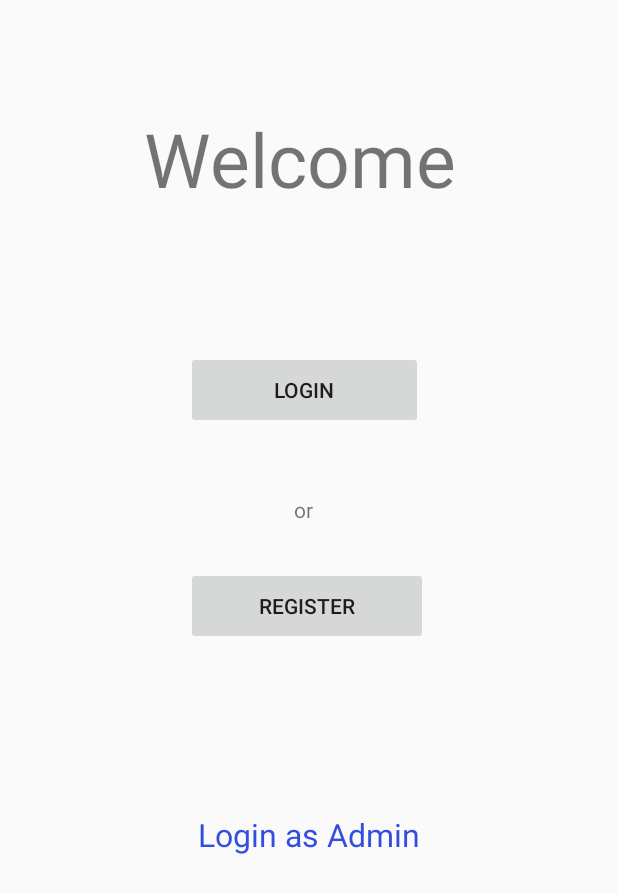
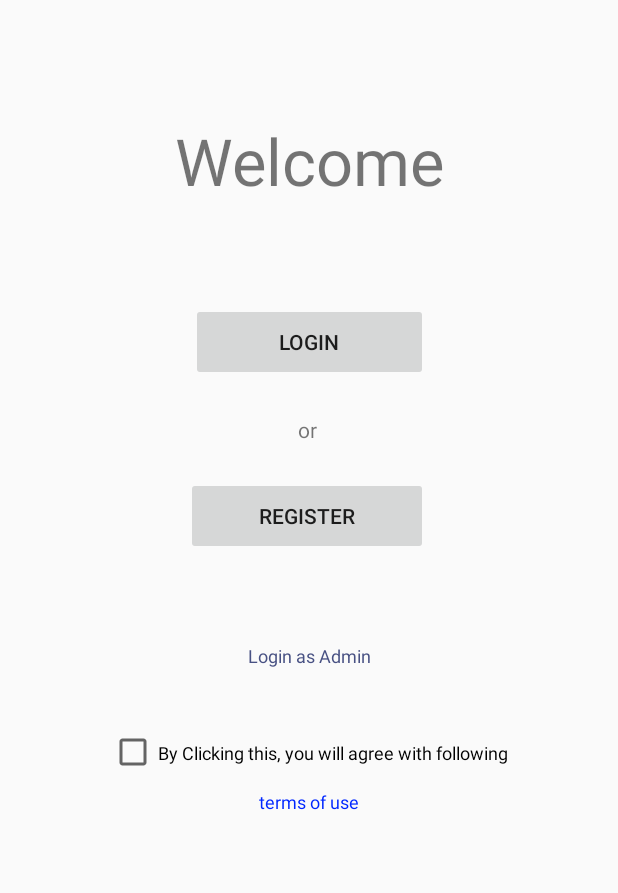
Before and after one commit to RusPotd/Personal-Neta-App, an Android app: the screen it shows after launch (WelcomeActivity), on a phone screen of 412 x 824 dp. Shown: the top 893 px of the screen. Run offline under Robolectric (Android 15) with nearby library versions, the phone set to English and light mode, and no system bars; our stand-ins replace Firebase (no records; nobody signed in at launch, a user with empty details on screens opened directly).

Commit message:
On start accept terms of use

```diff
--- a/app/src/main/java/com/example/basicotplogin/MainActivity.kt
+++ b/app/src/main/java/com/example/basicotplogin/MainActivity.kt
@@ -309,7 +309,7 @@ class MainActivity : AppCompatActivity() {
             intent.setType("application/vnd.android.package-archive")
             intent.putExtra(Intent.EXTRA_STREAM, Uri.fromFile(File(apkPath)))
             startActivity(Intent.createChooser(intent, "ShareVia"))
-            true
+            false
         }
 
     }
--- a/app/src/main/res/layout/activity_welcome.xml
+++ b/app/src/main/res/layout/activity_welcome.xml
@@ -10,22 +10,22 @@
         android:id="@+id/textView"
         android:layout_width="216dp"
         android:layout_height="70dp"
-        android:layout_marginStart="96dp"
         android:layout_marginTop="72dp"
         android:text="Welcome"
-        android:textSize="50sp"
+        android:layout_gravity="center"
+        android:textSize="43sp"
+        android:gravity="center"
+        app:layout_constraintEnd_toEndOf="parent"
         app:layout_constraintStart_toStartOf="parent"
-        app:layout_constraintTop_toTopOf="parent"
-        android:layout_marginLeft="96dp" />
+        app:layout_constraintTop_toTopOf="parent" />
 
     <Button
         android:id="@+id/login_welcome_btn"
         android:layout_width="158dp"
         android:layout_height="52dp"
-        android:layout_marginStart="124dp"
-        android:layout_marginLeft="124dp"
-        android:layout_marginTop="92dp"
+        android:layout_marginTop="60dp"
         android:text="Login"
+        app:layout_constraintEnd_toEndOf="parent"
         app:layout_constraintStart_toStartOf="parent"
         app:layout_constraintTop_toBottomOf="@+id/textView" />
 
@@ -33,37 +33,64 @@
         android:id="@+id/Register_welcome_btn"
         android:layout_width="161dp"
         android:layout_height="52dp"
-        android:layout_marginStart="124dp"
-        android:layout_marginTop="92dp"
+        android:layout_marginTop="64dp"
         android:text="Register"
+        app:layout_constraintEnd_toEndOf="parent"
+        app:layout_constraintHorizontal_bias="0.496"
         app:layout_constraintStart_toStartOf="parent"
-        app:layout_constraintTop_toBottomOf="@+id/login_welcome_btn"
-        android:layout_marginLeft="124dp" />
+        app:layout_constraintTop_toBottomOf="@+id/login_welcome_btn" />
 
     <TextView
         android:id="@+id/textView2"
         android:layout_width="15dp"
         android:layout_height="21dp"
-        android:layout_marginStart="196dp"
         android:text="or"
         app:layout_constraintBottom_toTopOf="@+id/Register_welcome_btn"
+        app:layout_constraintEnd_toEndOf="parent"
         app:layout_constraintStart_toStartOf="parent"
         app:layout_constraintTop_toBottomOf="@+id/login_welcome_btn"
-        app:layout_constraintVertical_bias="0.625"
-        android:layout_marginLeft="196dp" />
+        app:layout_constraintVertical_bias="0.534" />
 
     <TextView
         android:id="@+id/adminLogin"
-        android:layout_width="match_parent"
-        android:layout_height="wrap_content"
-        android:layout_marginTop="112dp"
+        android:layout_width="180dp"
+        android:layout_height="30dp"
+        android:layout_marginTop="52dp"
         android:gravity="center"
         android:text="Login as Admin"
-        android:textColor="#334DDF"
-        android:textSize="21sp"
-        app:layout_constraintTop_toBottomOf="@+id/Register_welcome_btn"
-        tools:layout_editor_absoluteX="0dp">
+        android:textColor="#485183"
+        android:textSize="12sp"
+        app:layout_constraintEnd_toEndOf="parent"
+        app:layout_constraintStart_toStartOf="parent"
+        app:layout_constraintTop_toBottomOf="@+id/Register_welcome_btn">
 
     </TextView>
 
+    <androidx.appcompat.widget.AppCompatCheckBox
+        android:id="@+id/accept_terms"
+        android:layout_width="wrap_content"
+        android:layout_height="35dp"
+        android:layout_alignParentBottom="true"
+        android:layout_marginTop="32dp"
+        android:gravity="center"
+        android:text="By Clicking this, you will agree with following"
+        android:textSize="12sp"
+        app:layout_constraintEnd_toEndOf="parent"
+        app:layout_constraintHorizontal_bias="0.496"
+        app:layout_constraintStart_toStartOf="parent"
+        app:layout_constraintTop_toBottomOf="@+id/adminLogin" />
+
+    <TextView
+        android:id="@+id/accept_terms_box"
+        android:layout_width="180dp"
+        android:layout_height="30dp"
+        android:layout_below="@id/accept_terms"
+        android:gravity="center"
+        android:text="terms of use"
+        android:textSize="12sp"
+        android:textColor="#0027FF"
+        app:layout_constraintEnd_toEndOf="parent"
+        app:layout_constraintStart_toStartOf="parent"
+        app:layout_constraintTop_toBottomOf="@+id/accept_terms" />
+
 </androidx.constraintlayout.widget.ConstraintLayout>
```
Also changed, not shown: app/src/main/java/com/example/basicotplogin/Terms.kt (+17 -19 lines), app/src/main/java/com/example/basicotplogin/WelcomeActivity.kt (+24 -2 lines).
